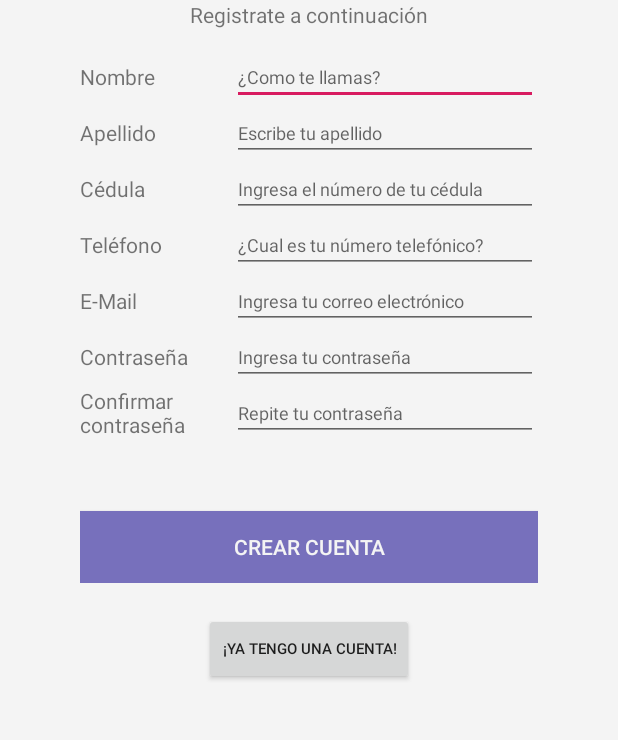
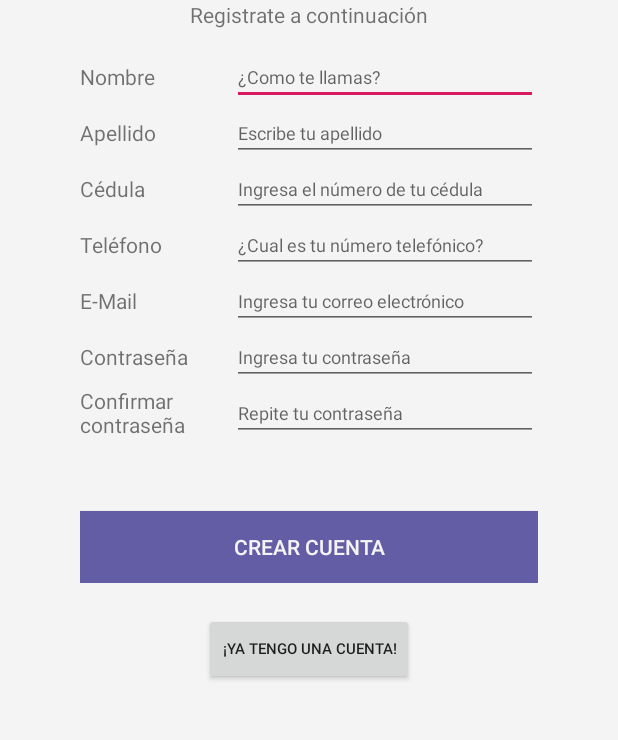
Before and after one commit to Chefcito/191-int2-paycool-prototype, an Android app: the SignUp screen opened directly, with no data from a screen before it, on a phone screen of 412 x 824 dp, the part 129-869 px from its top. Run offline under Robolectric (Android 15) with nearby library versions, the phone set to English and light mode, and no system bars; our stand-ins replace Firebase (no records; nobody signed in at launch, a user with empty details on screens opened directly).

Commit message:
Se ha generado el nombre de la applicación

```diff
--- a/app/src/main/res/values/colors.xml
+++ b/app/src/main/res/values/colors.xml
@@ -1,7 +1,7 @@
 <?xml version="1.0" encoding="utf-8"?>
 <resources>
-    <color name="primaryColor">#7770BC</color>
-    <color name="colorPrimaryDark">#00574B</color>
+    <color name="primaryColor">#635DA5</color>
+    <color name="colorPrimaryDark">#111111</color>
     <color name="secondaryColor">#FFC85C</color>
     <color name="colorAccent">#D81B60</color>
     <color name="gray1">#F4F4F4</color>
--- a/app/src/main/res/values/strings.xml
+++ b/app/src/main/res/values/strings.xml
@@ -1,5 +1,5 @@
 <resources>
-    <string name="app_name">paycool_prototype</string>
+    <string name="app_name">Paycool</string>
 
     <string name="title_activity_splash_screen">SplashScreen</string>
     <string name="dummy_button">Dummy Button</string>
```
